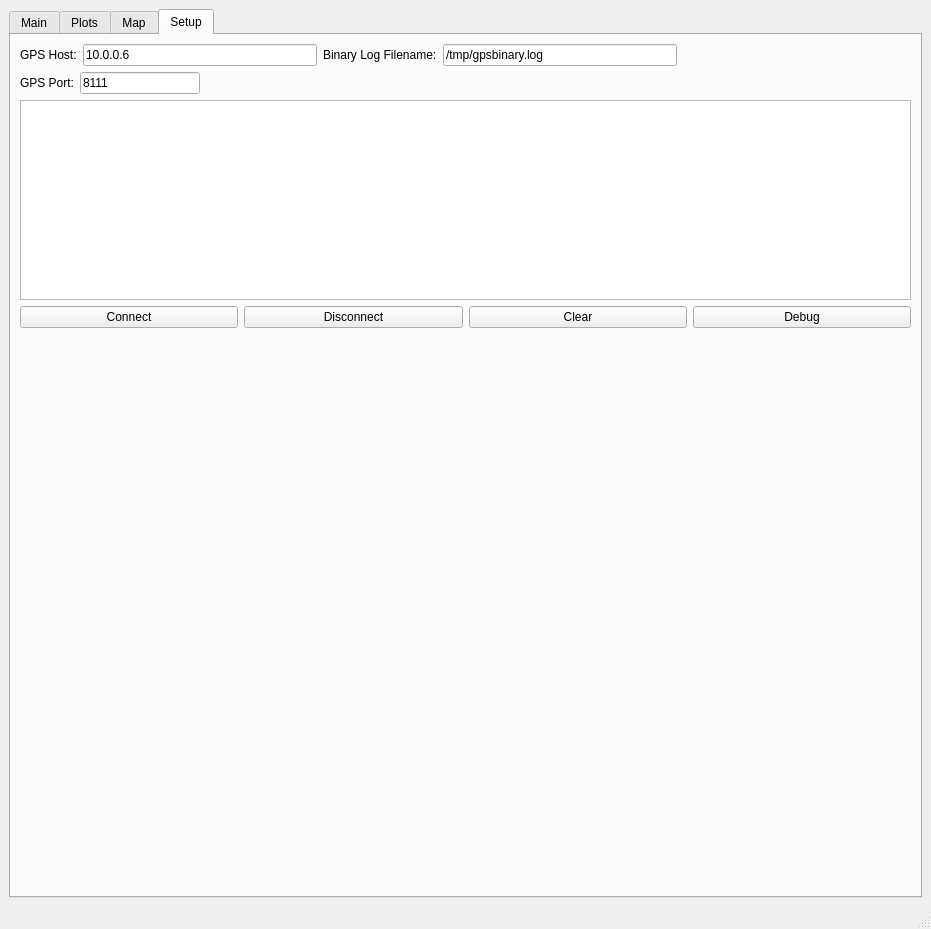
The window that gpsgui.ui (nasa-jpl/gpsGUI) describes before a commit, drawn with Qt 5.
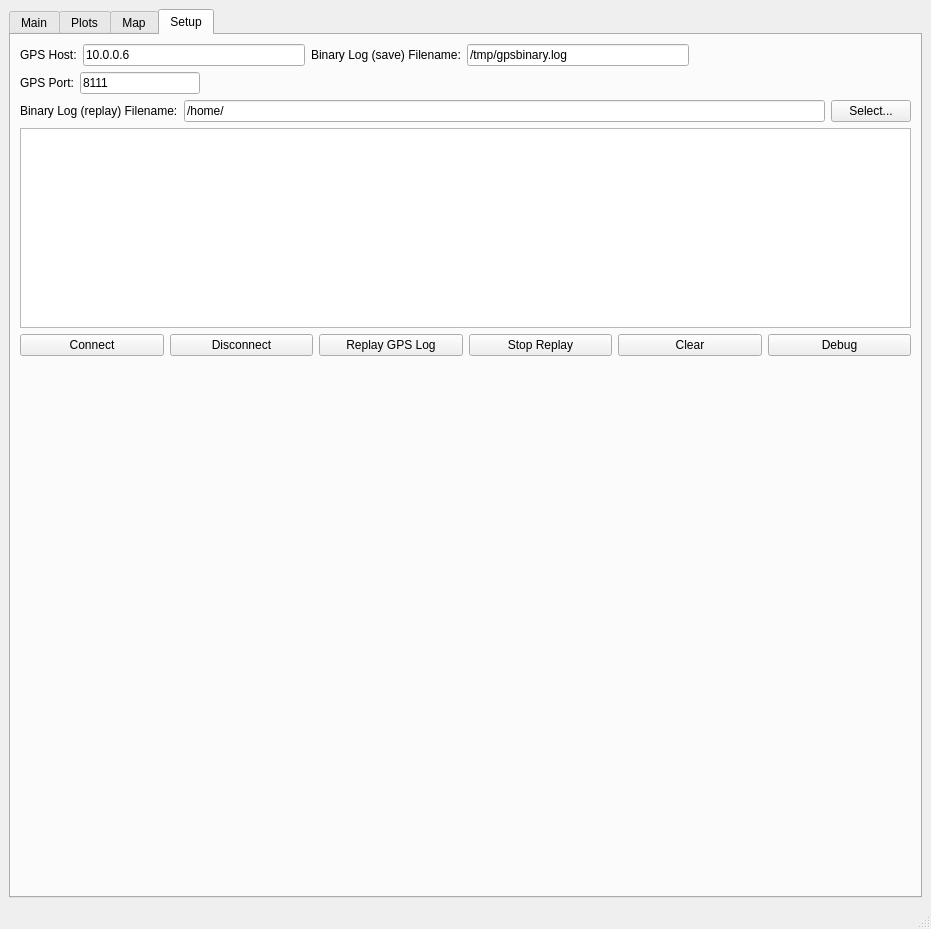
The same window after the commit. Custom widgets are drawn as their Qt base class.

Commit message: Added binary log replay to the GPS GUI.

What changed in the file:
```diff
--- a/gpsgui.ui
+++ b/gpsgui.ui
@@ -655,7 +655,7 @@
           <item>
            <widget class="QLabel" name="label_9">
             <property name="text">
-             <string>Binary Log Filename:</string>
+             <string>Binary Log (save) Filename:</string>
             </property>
            </widget>
           </item>
@@ -718,6 +718,40 @@
           </item>
          </layout>
         </item>
+        <item>
+         <layout class="QHBoxLayout" name="horizontalLayout_12">
+          <property name="leftMargin">
+           <number>0</number>
+          </property>
+          <property name="topMargin">
+           <number>0</number>
+          </property>
+          <property name="rightMargin">
+           <number>0</number>
+          </property>
+          <item>
+           <widget class="QLabel" name="label_12">
+            <property name="text">
+             <string>Binary Log (replay) Filename:</string>
+            </property>
+           </widget>
+          </item>
+          <item>
+           <widget class="QLineEdit" name="gpsBinLogOpenEdit">
+            <property name="text">
+             <string>/home/</string>
+            </property>
+           </widget>
+          </item>
+          <item>
+           <widget class="QPushButton" name="selFileBtn">
+            <property name="text">
+             <string>Select...</string>
+            </property>
+           </widget>
+          </item>
+         </layout>
+        </item>
         <item>
          <layout class="QHBoxLayout" name="horizontalLayout_4">
           <property name="topMargin">
@@ -768,6 +802,20 @@
             </property>
            </widget>
           </item>
+          <item>
+           <widget class="QPushButton" name="replayGPSBtn">
+            <property name="text">
+             <string>Replay GPS Log</string>
+            </property>
+           </widget>
+          </item>
+          <item>
+           <widget class="QPushButton" name="stopReplayBtn">
+            <property name="text">
+             <string>Stop Replay</string>
+            </property>
+           </widget>
+          </item>
           <item>
            <widget class="QPushButton" name="clearBtn">
             <property name="text">
```
The commit also changes 7 other files.
